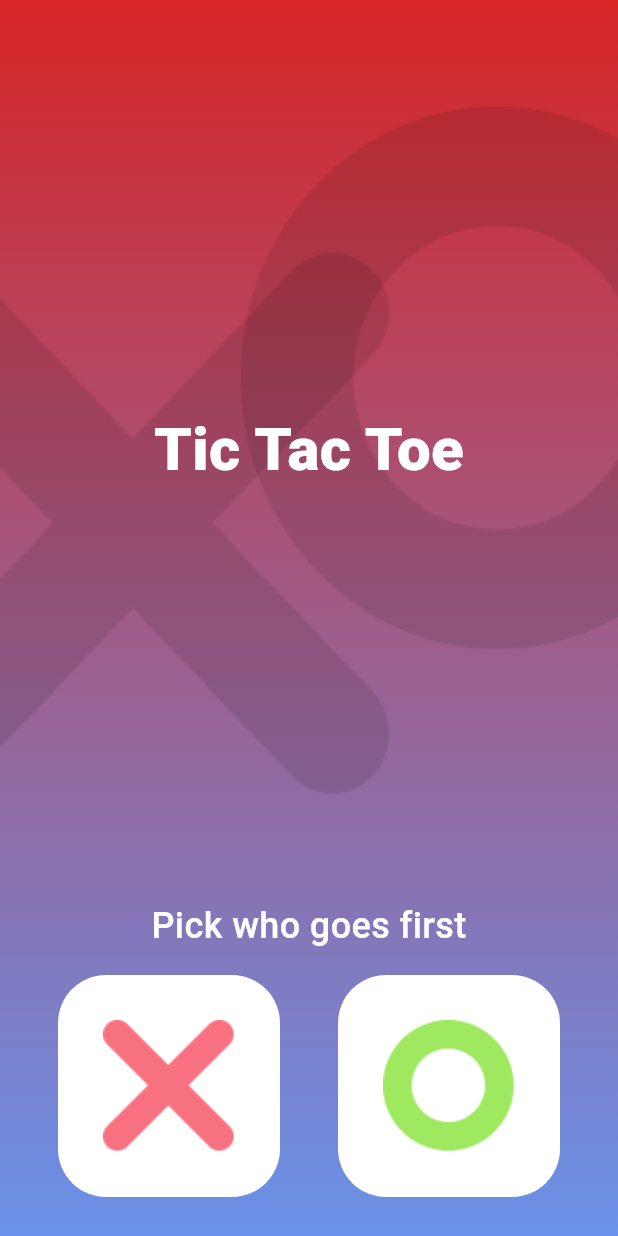
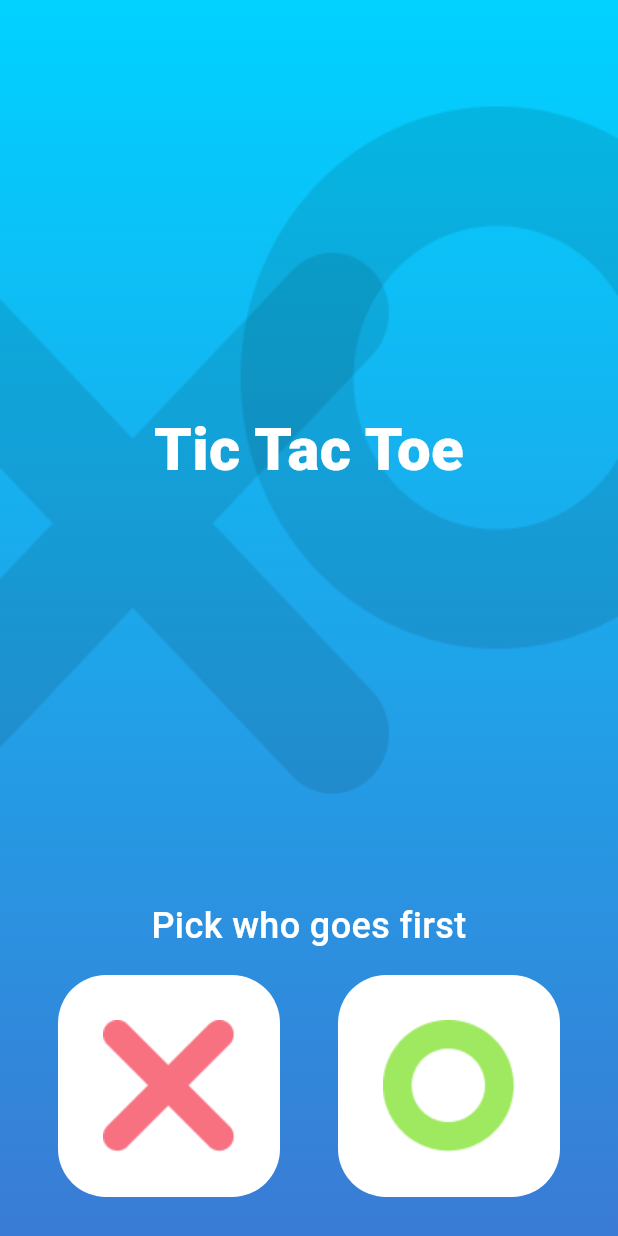
Before and after one commit to A-hmed/flutter-basics-sun, a Flutter app: the screen it shows after launch, on a phone screen of 412 x 824 dp. Run offline on Flutter 3.47's test engine with Material 3 defaults, Android fonts, the phone set to English and light mode, and no system bars.

Commit message:
Revert "Update app colors."
This reverts commit 33cc3b60c7a84a1d57c5b26db712a38870a85bff.

```diff
--- a/lib/ui/utils/app_colors.dart
+++ b/lib/ui/utils/app_colors.dart
@@ -1,8 +1,8 @@
 import 'package:flutter/material.dart';
 
 abstract final class AppColors {
-  static const Color lightBlue = Color(0xffd62525);
-  static const Color blue = Color(0xff6992ea);
+  static const Color lightBlue = Color(0xff00D2FF);
+  static const Color blue = Color(0xff3A7BD5);
   static const Color white = Colors.white;
   static const Color black = Colors.black;
 }
```
